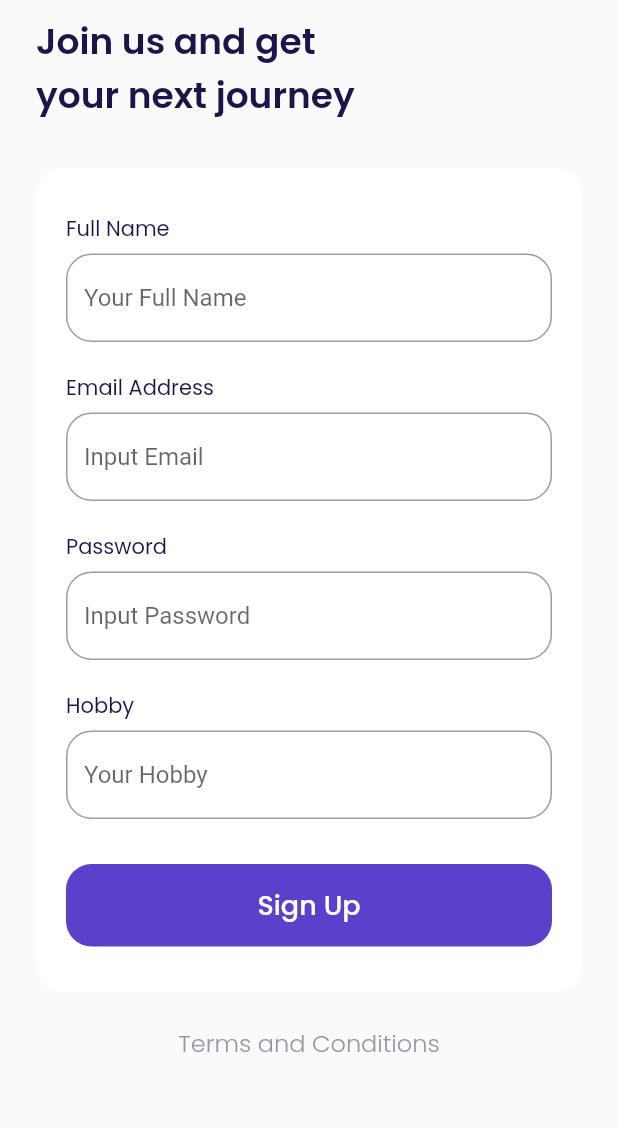
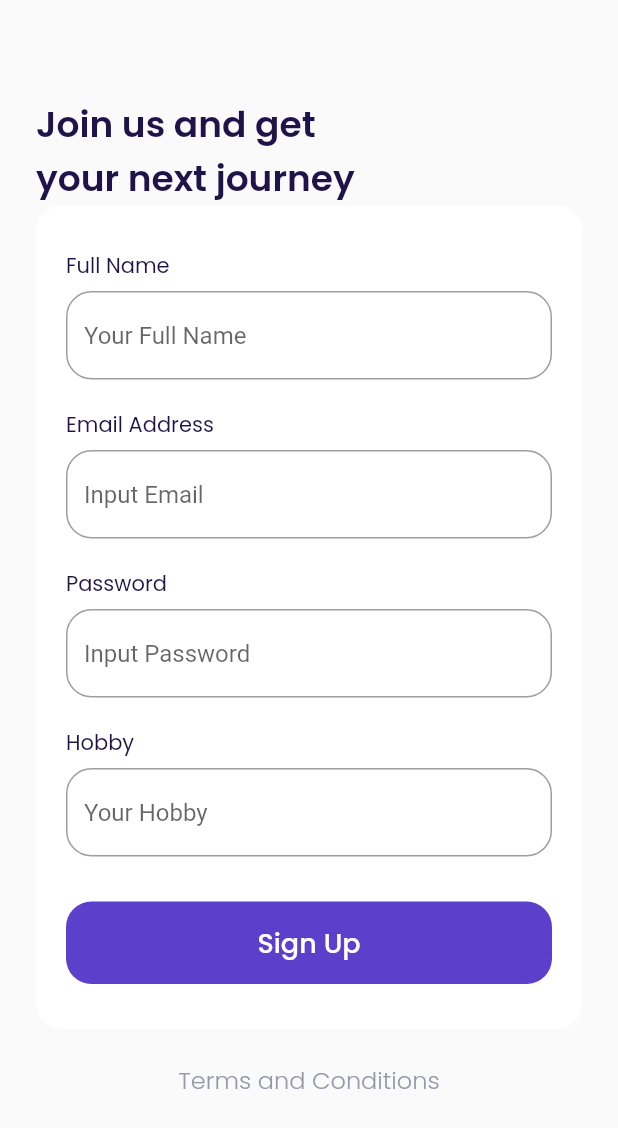
Before and after one commit to aprxty3/airplane_ticketing, a Flutter app: the SignUpPage screen opened by its route, on a phone screen of 412 x 824 dp. Shown: the top 1128 px of the screen. Run offline on Flutter 3.47's test engine with Material 2 defaults, Android fonts, the phone set to English and light mode, and no system bars; our stand-ins replace google_fonts.

Commit message:
delete safearea

```diff
--- a/lib/ui/pages/sign_up.dart
+++ b/lib/ui/pages/sign_up.dart
@@ -10,7 +10,7 @@ class SignUpPage extends StatelessWidget {
   Widget build(BuildContext context) {
     Widget title() {
       return Container(
-        margin: const EdgeInsets.only(top: 10),
+        margin: const EdgeInsets.only(top: 65),
         child: Text(
           'Join us and get \nyour next journey',
           style: mainStyle,
@@ -65,7 +65,7 @@ class SignUpPage extends StatelessWidget {
       }
 
       return Container(
-        margin: const EdgeInsets.only(top: 30, bottom: 10),
+        margin: const EdgeInsets.only(bottom: 10),
         padding: const EdgeInsets.symmetric(vertical: 30, horizontal: 20),
         decoration: BoxDecoration(
           color: sWhiteColor,
@@ -85,7 +85,7 @@ class SignUpPage extends StatelessWidget {
 
     Widget terms() {
       return Container(
-        margin: const EdgeInsets.only(bottom: 70),
+        margin: const EdgeInsets.only(bottom: 30),
         child: Center(
           child: TextButton(
             onPressed: () {},
@@ -100,8 +100,7 @@ class SignUpPage extends StatelessWidget {
 
     return Scaffold(
       backgroundColor: kBgColor,
-      body: SafeArea(
-        child: ListView(
+      body: ListView(
         padding: EdgeInsets.symmetric(horizontal: defaultMargin),
         children: [
           title(),
@@ -109,7 +108,6 @@ class SignUpPage extends StatelessWidget {
           terms(),
         ],
       ),
-      ),
     );
   }
 }
```
Lines whose indentation alone changed are shown as unchanged.
